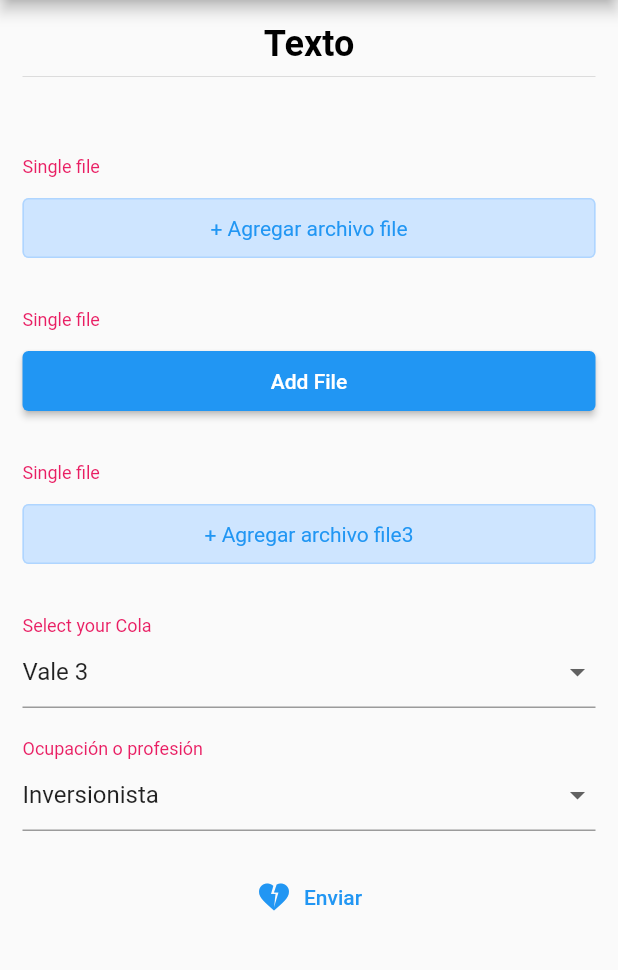
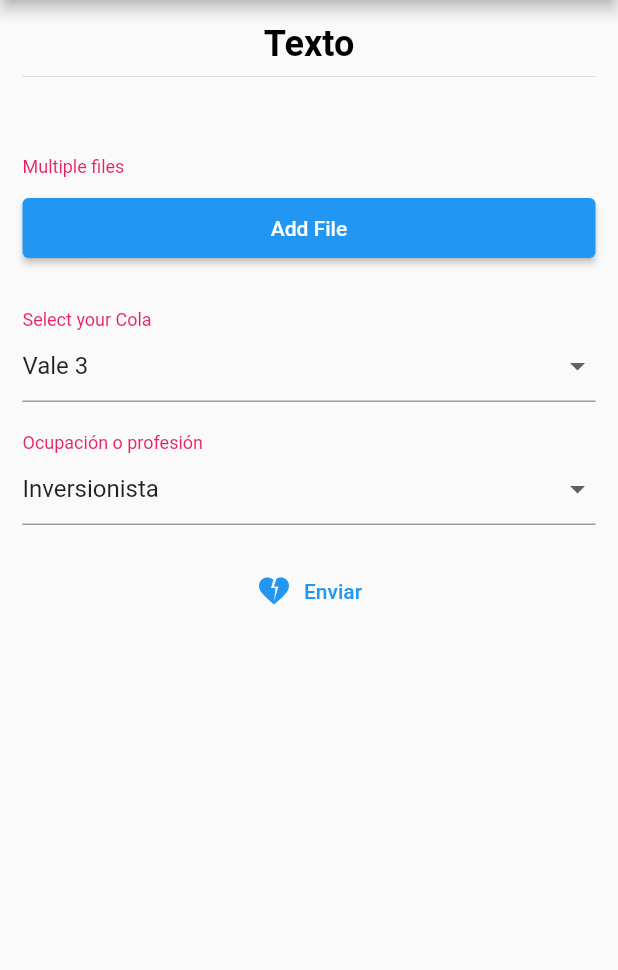
Before and after one commit to edlose16b/flutter_jsonschema_builder, a Flutter app: the screen it shows after launch, on a phone screen of 412 x 824 dp, the part 84-1054 px from its top. Run offline on Flutter 3.47's test engine with Material 2 defaults, Android fonts, the phone set to English and light mode, and no system bars; our stand-ins replace extended_masked_text, file_picker; missing offline and left inert: dart:ffi.

Commit message:
feat: Custom Validators Added

```diff
--- a/example/lib/main.dart
+++ b/example/lib/main.dart
@@ -49,20 +49,14 @@ class _MyHomePageState extends State<MyHomePage> {
   "title": "Texto",
   "type": "object",
   "properties": {
-    "file": {
-      "type": "string",
-      "format": "data-url",
-      "title": "Single file"
-    },
-    "file2": {
-      "type": "string",
-      "format": "data-url",
-      "title": "Single file"
-    },
-    "file3": {
-      "type": "string",
-      "format": "data-url",
-      "title": "Single file"
+
+    "files": {
+      "type": "array",
+      "title": "Multiple files",
+      "items": {
+        "type": "string",
+        "format": "data-url"
+      }
     },
     "select": {
       "title" : "Select your Cola",
@@ -110,9 +104,9 @@ class _MyHomePageState extends State<MyHomePage> {
   final uiSchema = '''
 
 {
-  "select" : {
-
-  }
+ "gender": {
+						"ui:widget": "radio"
+					}
 }
 
         ''';
@@ -223,6 +217,7 @@ class _MyHomePageState extends State<MyHomePage> {
                     return null;
                   },
                 ),
+                customValidatorHandler: () => {'files': (value) {}},
               ),
             )
           ],
--- a/lib/src/builder/logic/widget_builder_logic.dart
+++ b/lib/src/builder/logic/widget_builder_logic.dart
@@ -1,6 +1,4 @@
-import 'dart:convert';
 import 'dart:developer';
-import 'dart:io';
 
 import 'package:flutter/material.dart';
 import 'package:flutter_jsonschema_form/src/builder/widget_builder.dart';
@@ -14,13 +12,15 @@ class WidgetBuilderInherited extends InheritedWidget {
     required Widget child,
     this.customFileHandler,
     this.customPickerHandler,
+    this.customValidatorHandler,
   }) : super(key: key, child: child);
 
   final Schema mainSchema;
   final data = {};
 
-  final CustomFileHandlers? customFileHandler;
+  final CustomFileHandler? customFileHandler;
   final CustomPickerHandler? customPickerHandler;
+  final CustomValidatorHandler? customValidatorHandler;
   late final JsonFormSchemaUiConfig uiConfig;
 
   void setJsonFormSchemaStyle(
--- a/lib/src/builder/property_schema_builder.dart
+++ b/lib/src/builder/property_schema_builder.dart
@@ -48,6 +48,7 @@ class PropertySchemaBuilder extends StatelessWidget {
 
           updateData(context, val);
         },
+        customValidator: _getCustomValidator(context, schemaProperty.idKey),
       );
     } else if (schemaProperty.enumm != null &&
         (schemaProperty.enumm!.isNotEmpty ||
@@ -55,8 +56,8 @@ class PropertySchemaBuilder extends StatelessWidget {
                 schemaProperty.enumNames!.isNotEmpty))) {
       _field = DropDownJFormField(
         property: schemaPropertySorted,
-        customPickerHandler: getCustomPickerHanlder(
-          widgetBuilderInherited.customPickerHandler,
+        customPickerHandler: _getCustomPickerHanlder(
+          context,
           schemaProperty.id,
         ),
         onSaved: (val) {
@@ -67,12 +68,13 @@ class PropertySchemaBuilder extends StatelessWidget {
           dispatchSelectedForDropDownEventToParent(context, value,
               id: schemaProperty.id);
         },
+        customValidator: _getCustomValidator(context, schemaProperty.idKey),
       );
     } else if (schemaProperty.oneOf != null) {
       _field = DropdownOneOfJFormField(
         property: schemaPropertySorted,
-        customPickerHandler: getCustomPickerHanlder(
-          widgetBuilderInherited.customPickerHandler,
+        customPickerHandler: _getCustomPickerHanlder(
+          context,
           schemaProperty.id,
         ),
         onSaved: (val) {
@@ -88,6 +90,7 @@ class PropertySchemaBuilder extends StatelessWidget {
             id: schemaProperty.id,
           );
         },
+        customValidator: _getCustomValidator(context, schemaProperty.idKey),
       );
     } else {
       switch (schemaProperty.type) {
@@ -111,6 +114,8 @@ class PropertySchemaBuilder extends StatelessWidget {
               onChanged: (value) {
                 dispatchBooleanEventToParent(context, value != null);
               },
+              customValidator:
+                  _getCustomValidator(context, schemaProperty.idKey),
             );
             break;
           }
@@ -134,6 +139,8 @@ class PropertySchemaBuilder extends StatelessWidget {
                         ? value is List && value.isNotEmpty
                         : value != null);
               },
+              customValidator:
+                  _getCustomValidator(context, schemaProperty.idKey),
             );
             break;
           }
@@ -147,6 +154,7 @@ class PropertySchemaBuilder extends StatelessWidget {
             onChanged: (value) {
               dispatchStringEventToParent(context, value!);
             },
+            customValidator: _getCustomValidator(context, schemaProperty.idKey),
           );
           break;
         case SchemaType.integer:
@@ -163,6 +171,7 @@ class PropertySchemaBuilder extends StatelessWidget {
                 value != null && value.isNotEmpty,
               );
             },
+            customValidator: _getCustomValidator(context, schemaProperty.idKey),
           );
           break;
         case SchemaType.boolean:
@@ -177,6 +186,8 @@ class PropertySchemaBuilder extends StatelessWidget {
 
                 updateData(context, val);
               },
+              customValidator:
+                  _getCustomValidator(context, schemaProperty.idKey),
             );
           } else {
             _field = CheckboxJFormField(
@@ -189,6 +200,8 @@ class PropertySchemaBuilder extends StatelessWidget {
 
                 updateData(context, val);
               },
+              customValidator:
+                  _getCustomValidator(context, schemaProperty.idKey),
             );
           }
 
@@ -203,6 +216,7 @@ class PropertySchemaBuilder extends StatelessWidget {
             onChanged: (value) {
               dispatchStringEventToParent(context, value!);
             },
+            customValidator: _getCustomValidator(context, schemaProperty.idKey),
           );
       }
     }
@@ -267,7 +281,7 @@ class PropertySchemaBuilder extends StatelessWidget {
   }
 
   Future<List<File>?> Function()? getCustomFileHanlder(
-      CustomFileHandlers? customFileHandler, String key) {
+      CustomFileHandler? customFileHandler, String key) {
     if (customFileHandler == null) return null;
 
     final handlers = customFileHandler();
@@ -279,8 +293,11 @@ class PropertySchemaBuilder extends StatelessWidget {
     return null;
   }
 
-  Future<dynamic> Function(Map<dynamic, dynamic>)? getCustomPickerHanlder(
-      CustomPickerHandler? customFileHandler, String key) {
+  Future<dynamic> Function(Map<dynamic, dynamic>)? _getCustomPickerHanlder(
+      BuildContext context, String key) {
+    final customFileHandler =
+        WidgetBuilderInherited.of(context).customPickerHandler;
+
     if (customFileHandler == null) return null;
 
     final handlers = customFileHandler();
@@ -291,4 +308,20 @@ class PropertySchemaBuilder extends StatelessWidget {
 
     return null;
   }
+
+  String? Function(dynamic)? _getCustomValidator(
+      BuildContext context, String key) {
+    final customValidatorHandler =
+        WidgetBuilderInherited.of(context).customValidatorHandler;
+
+    if (customValidatorHandler == null) return null;
+
+    final handlers = customValidatorHandler();
+
+    if (handlers.containsKey(key)) return handlers[key];
+
+    if (handlers.containsKey('*')) return handlers['*'];
+
+    return null;
+  }
 }
--- a/lib/src/builder/widget_builder.dart
+++ b/lib/src/builder/widget_builder.dart
@@ -14,9 +14,10 @@ import 'dart:convert';
 import '../models/models.dart';
 
 // ignore: prefer_generic_function_type_aliases
-typedef Map<String, Future<List<File>?> Function()?> CustomFileHandlers();
+typedef Map<String, Future<List<File>?> Function()?> CustomFileHandler();
+typedef Map<String, Future<dynamic> Function(Map data)> CustomPickerHandler();
 
-typedef Map<String, Future<dynamic> Function(Map data)> CustomPickerHandler();
+typedef Map<String, String? Function(dynamic)?> CustomValidatorHandler();
 
 class JsonForm extends StatefulWidget {
   const JsonForm({
@@ -27,17 +28,20 @@ class JsonForm extends StatefulWidget {
     this.customFileHandler,
     this.jsonFormSchemaUiConfig,
     this.customPickerHandler,
+    this.customValidatorHandler,
   }) : super(key: key);
 
   final String jsonSchema;
   final void Function(dynamic) onFormDataSaved;
 
   final String? uiSchema;
-  final CustomFileHandlers? customFileHandler;
+  final CustomFileHandler? customFileHandler;
 
   final JsonFormSchemaUiConfig? jsonFormSchemaUiConfig;
 
   final CustomPickerHandler? customPickerHandler;
+
+  final CustomValidatorHandler? customValidatorHandler;
   @override
   _JsonFormState createState() => _JsonFormState();
 }
@@ -65,6 +69,7 @@ class _JsonFormState extends State<JsonForm> {
       mainSchema: mainSchema,
       customFileHandler: widget.customFileHandler,
       customPickerHandler: widget.customPickerHandler,
+      customValidatorHandler: widget.customValidatorHandler,
       child: Builder(builder: (context) {
         final widgetBuilderInherited = WidgetBuilderInherited.of(context);
 
--- a/lib/src/fields/dropdown_form_field.dart
+++ b/lib/src/fields/dropdown_form_field.dart
@@ -10,11 +10,13 @@ class DropDownJFormField extends PropertyFieldWidget<dynamic> {
     required final ValueSetter<dynamic> onSaved,
     ValueChanged<dynamic>? onChanged,
     this.customPickerHandler,
+    final String? Function(dynamic)? customValidator,
   }) : super(
           key: key,
           property: property,
           onSaved: onSaved,
           onChanged: onChanged,
+          customValidator: customValidator,
         );
 
   final Future<dynamic> Function(Map)? customPickerHandler;
@@ -74,6 +76,8 @@ class _DropDownJFormFieldState extends State<DropDownJFormField> {
                 if (widget.property.required && value == null) {
                   return 'required';
                 }
+                if (widget.customValidator != null)
+                  return widget.customValidator!(value);
                 return null;
               },
               items: _buildItems(),
--- a/lib/src/fields/dropdown_oneof_form_field.dart
+++ b/lib/src/fields/dropdown_oneof_form_field.dart
@@ -12,11 +12,14 @@ class DropdownOneOfJFormField extends PropertyFieldWidget<dynamic> {
     required final ValueSetter<dynamic> onSaved,
     ValueChanged<dynamic>? onChanged,
     this.customPickerHandler,
+    final String? Function(dynamic)? customValidator,
   }) : super(
-            key: key,
-            property: property,
-            onSaved: onSaved,
-            onChanged: onChanged);
+          key: key,
+          property: property,
+          onSaved: onSaved,
+          onChanged: onChanged,
+          customValidator: customValidator,
+        );
 
   final Future<dynamic> Function(Map)? customPickerHandler;
 
@@ -98,6 +101,8 @@ class _SelectedFormFieldState extends State<DropdownOneOfJFormField> {
                 if (widget.property.required && value == null) {
                   return 'required';
                 }
+                if (widget.customValidator != null)
+                  return widget.customValidator!(value);
               },
               items: _buildItems(),
               onChanged: _onChanged,
--- a/lib/src/fields/fields.dart
+++ b/lib/src/fields/fields.dart
@@ -13,16 +13,18 @@ export 'number_form_field.dart';
 export 'text_form_field.dart';
 
 abstract class PropertyFieldWidget<T> extends StatefulWidget {
-  const PropertyFieldWidget(
-      {Key? key,
-      required this.property,
-      required this.onSaved,
-      required this.onChanged})
-      : super(key: key);
+  const PropertyFieldWidget({
+    Key? key,
+    required this.property,
+    required this.onSaved,
+    required this.onChanged,
+    this.customValidator,
+  }) : super(key: key);
 
   final SchemaProperty property;
   final ValueSetter<T?> onSaved;
   final ValueChanged<T?>? onChanged;
+  final String? Function(dynamic)? customValidator;
 
   /// It calls onChanged
   Future<dynamic> triggetDefaultValue() async {
--- a/lib/src/fields/file_form_field.dart
+++ b/lib/src/fields/file_form_field.dart
@@ -22,11 +22,13 @@ class FileJFormField extends PropertyFieldWidget<dynamic> {
     required final ValueSetter<dynamic> onSaved,
     ValueChanged<dynamic>? onChanged,
     this.customFileHandler,
+    final String? Function(dynamic)? customValidator,
   }) : super(
           key: key,
           property: property,
           onSaved: onSaved,
           onChanged: onChanged,
+          customValidator: customValidator,
         );
 
   final Future<List<File>?> Function()? customFileHandler;
@@ -52,6 +54,9 @@ class _FileJFormFieldState extends State<FileJFormField> {
         if ((value == null || value.isEmpty) && widget.property.required) {
           return 'Required';
         }
+
+        if (widget.customValidator != null)
+          return widget.customValidator!(value);
         return null;
       },
       onSaved: (newValue) {
```
Also changed, not shown: lib/src/fields/checkbox_form_field.dart (+18 -6 lines), lib/src/fields/date_form_field.dart (+6 -5 lines), lib/src/fields/number_form_field.dart (+8 -5 lines), lib/src/fields/radio_button_form_field.dart (+16 -7 lines), lib/src/fields/text_form_field.dart (+8 -4 lines), 1 other file.
